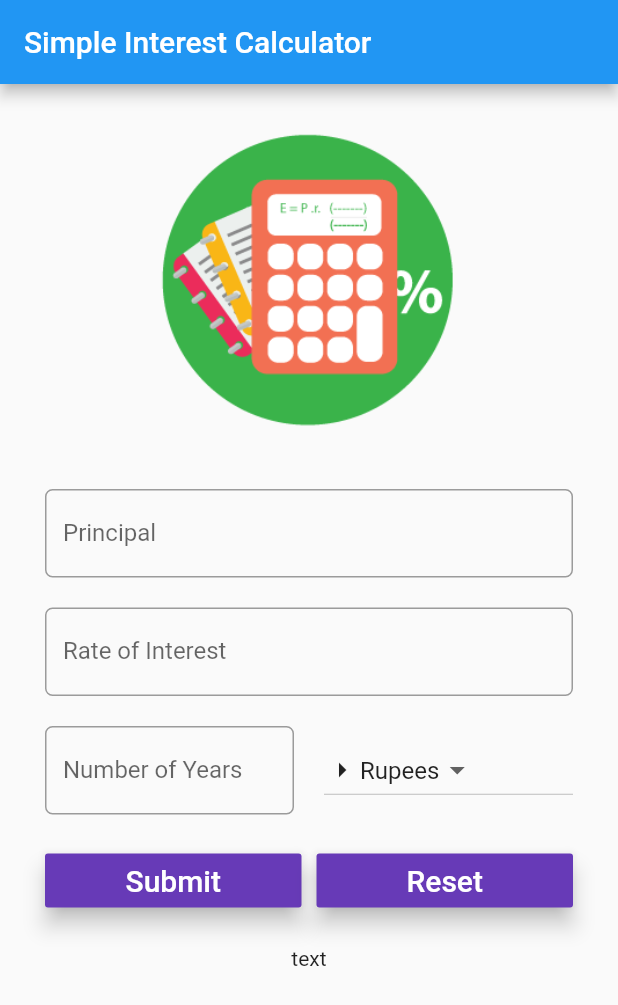
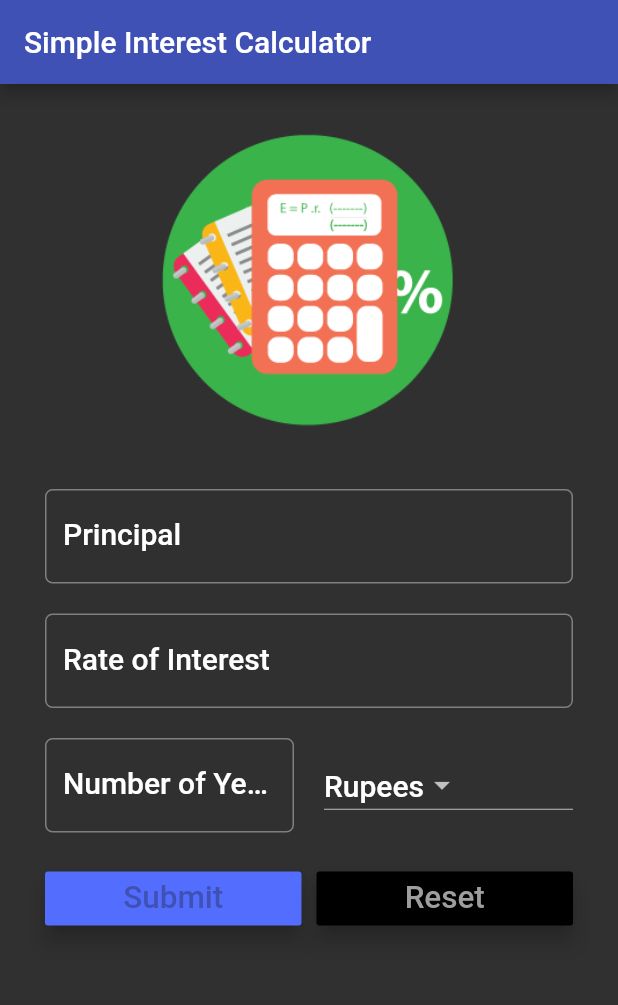
Before and after one commit to sohamb1/flutter_simpleinterest, a Flutter app: the screen it shows after launch, after a tap on "Submit", on a phone screen of 412 x 824 dp. Shown: the top 1005 px of the screen. Run offline on Flutter 3.47's test engine with Material 2 defaults, Android fonts, the phone set to English and light mode, and no system bars.

Commit message:
event handling

```diff
--- a/lib/main.dart
+++ b/lib/main.dart
@@ -2,7 +2,12 @@ import 'package:flutter/material.dart';
 
 void main() => runApp(MaterialApp(
       title: 'Simple Interest Calcuclator',
+      debugShowCheckedModeBanner: false,
       home: SiForm(),
+      theme: ThemeData(
+          brightness: Brightness.dark,
+          primaryColor: Colors.indigo,
+          accentColor: Colors.indigoAccent),
     ));
 
 class SiForm extends StatefulWidget {
@@ -14,8 +19,15 @@ class SiForm extends StatefulWidget {
 }
 
 class _SiFormState extends State {
+  TextEditingController principalController = TextEditingController();
+  TextEditingController roiController = TextEditingController();
+  TextEditingController termController = TextEditingController();
+
+  var displayText = "";
+
   @override
   Widget build(BuildContext context) {
+    TextStyle textStyle = Theme.of(context).textTheme.title;
     // TODO: implement build
     return Scaffold(
       // resizeToAvoidBottomPadding: false,
@@ -30,9 +42,12 @@ class _SiFormState extends State {
                   padding: EdgeInsets.only(top: 40.0, bottom: 10.0),
                   child: TextField(
                     keyboardType: TextInputType.number,
+                    style: textStyle,
+                    controller: principalController,
                     decoration: InputDecoration(
                         labelText: 'Principal',
                         hintText: 'Enter Prinicipal e.g 50000',
+                        labelStyle: textStyle,
                         border: OutlineInputBorder(
                             borderRadius: BorderRadius.circular(5.0))),
                   )),
@@ -40,9 +55,12 @@ class _SiFormState extends State {
                   padding: EdgeInsets.only(top: 10.0, bottom: 10.0),
                   child: TextField(
                     keyboardType: TextInputType.number,
+                    style: textStyle,
+                    controller: roiController,
                     decoration: InputDecoration(
                         labelText: 'Rate of Interest',
                         hintText: 'Enter Rate of Interest e.g 10',
+                        labelStyle: textStyle,
                         border: OutlineInputBorder(
                             borderRadius: BorderRadius.circular(5.0))),
                   )),
@@ -53,9 +71,12 @@ class _SiFormState extends State {
                       Expanded(
                           child: TextField(
                         keyboardType: TextInputType.number,
+                        style: textStyle,
+                        controller: termController,
                         decoration: InputDecoration(
                             labelText: 'Number of Years',
                             hintText: 'Enter years e.g 5',
+                            labelStyle: textStyle,
                             border: OutlineInputBorder(
                                 borderRadius: BorderRadius.circular(5.0))),
                       )),
@@ -69,29 +90,35 @@ class _SiFormState extends State {
                   children: <Widget>[
                     Expanded(
                       child: RaisedButton(
-                        color: Colors.deepPurple,
+                        color: Theme.of(context).accentColor,
+                        textColor: Theme.of(context).primaryColor,
                         child: Text(
                           'Submit',
-                          style: TextStyle(
-                              fontSize: 20.0, decoration: TextDecoration.none,
-                              color: Colors.white)
+                          textScaleFactor: 1.5,
                         ),
                         elevation: 6.0,
-                        onPressed: () => calculateInterest(context),
+                        onPressed: () {
+                          setState(() {
+                            displayText = _calculateInterest(context);
+                          });
+                        },
                       ),
                     ),
-                    Container( width: 10.0),
+                    Container(width: 10.0),
                     Expanded(
                       child: RaisedButton(
-                        color: Colors.deepPurple,
+                        color: Theme.of(context).primaryColorDark,
+                        textColor: Theme.of(context).primaryColorLight,
                         child: Text(
                           'Reset',
-                          style: TextStyle(
-                              fontSize: 20.0, decoration: TextDecoration.none,
-                          color: Colors.white),
+                          textScaleFactor: 1.5,
                         ),
                         elevation: 6.0,
-                        onPressed: () => calculateInterest(context),
+                        onPressed: (){
+                          setState(() {
+                            _reset();
+                          });
+                        },
                       ),
                     )
                   ],
@@ -99,19 +126,29 @@ class _SiFormState extends State {
               ),
               Padding(
                 padding: EdgeInsets.only(top: 10, bottom: 10),
-                child: Text(
-                    'text',
-                  textAlign: TextAlign.center
-                ),
+                child: Text(displayText, textAlign: TextAlign.center),
               )
             ],
           )),
     );
   }
-}
 
-void calculateInterest(BuildContext context) {
+  String _calculateInterest(BuildContext context) {
+    double principal = double.parse(principalController.text);
+    double roi = double.parse(roiController.text);
+    double term = double.parse(termController.text);
 
+    double amount = principal + (principal * roi * term) / 100;
+    String result = 'After $term years, your amount will be $amount';
+    return result;
+  }
+
+  void _reset() {
+    principalController.text = "";
+    roiController.text = "";
+    termController.text = "";
+    displayText = "";
+  }
 }
 
 class TopImage extends StatelessWidget {
@@ -136,7 +173,13 @@ class DropDownCurrencies extends StatefulWidget {
 
 class _DropDownCurrenciesState extends State {
   var _currencies = ['Rupees', 'Dollar', 'Pound'];
-  var _selectedCurrency = 'Rupees';
+  var _selectedCurrency = '';
+
+  @override
+  void initState() {
+    _selectedCurrency = _currencies[0];
+    super.initState();
+  }
 
   @override
   Widget build(BuildContext context) {
@@ -144,16 +187,13 @@ class _DropDownCurrenciesState extends State {
       child: DropdownButton<String>(
         items: _currencies.map((String currency) {
           return DropdownMenuItem<String>(
-            value: currency,
-            child: Container(
-              child: Row(
-                children: <Widget>[Icon(Icons.arrow_right), Text(currency)],
-              ),
-            ),
-          );
+              value: currency,
+              child: Text(currency, style: Theme.of(context).textTheme.title));
         }).toList(),
         onChanged: (String selectedCurrency) {
-          this._selectedCurrency = selectedCurrency;
+          setState(() {
+            this._selectedCurrency = selectedCurrency;
+          });
         },
         value: _selectedCurrency,
       ),
```
